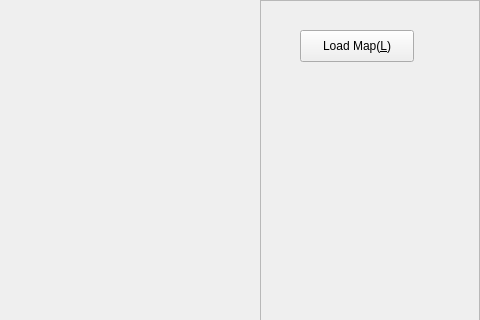
MilkFather/SYSUNavigator, file SYSUNavigator/mainwindow.ui: the form before one commit; both pictures show x 496 to 976 and y 0 to 320 of the 976 by 1011 pixel window.
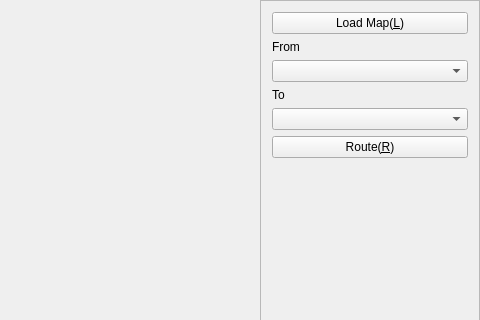
The form after the commit. Custom widgets are drawn as their Qt base class.

```diff
--- a/SYSUNavigator/mainwindow.ui
+++ b/SYSUNavigator/mainwindow.ui
@@ -54,19 +54,55 @@
       <property name="frameShadow">
        <enum>QFrame::Raised</enum>
       </property>
-      <widget class="QPushButton" name="loadFileBtn">
-       <property name="geometry">
-        <rect>
-         <x>40</x>
-         <y>30</y>
-         <width>114</width>
-         <height>32</height>
-        </rect>
-       </property>
-       <property name="text">
-        <string>Load Map(&amp;L)</string>
-       </property>
-      </widget>
+      <layout class="QVBoxLayout" name="verticalLayout">
+       <item>
+        <widget class="QPushButton" name="loadFileBtn">
+         <property name="text">
+          <string>Load Map(&amp;L)</string>
+         </property>
+        </widget>
+       </item>
+       <item>
+        <widget class="QLabel" name="label">
+         <property name="text">
+          <string>From</string>
+         </property>
+        </widget>
+       </item>
+       <item>
+        <widget class="QComboBox" name="comboBox"/>
+       </item>
+       <item>
+        <widget class="QLabel" name="label_2">
+         <property name="text">
+          <string>To</string>
+         </property>
+        </widget>
+       </item>
+       <item>
+        <widget class="QComboBox" name="comboBox_2"/>
+       </item>
+       <item>
+        <widget class="QPushButton" name="getPathBtn">
+         <property name="text">
+          <string>Route(&amp;R)</string>
+         </property>
+        </widget>
+       </item>
+       <item>
+        <spacer name="verticalSpacer">
+         <property name="orientation">
+          <enum>Qt::Vertical</enum>
+         </property>
+         <property name="sizeHint" stdset="0">
+          <size>
+           <width>20</width>
+           <height>40</height>
+          </size>
+         </property>
+        </spacer>
+       </item>
+      </layout>
      </widget>
     </item>
    </layout>
```
Left out of the diff: 2 changed lines with no effect on the pictures.
